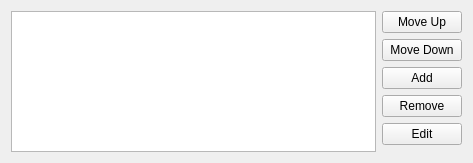
mathieujobin/kde-playground-artwork, file oxygen-transparent/decoration/config/ui/oxygenexceptionlistwidget.ui: the form before one commit.
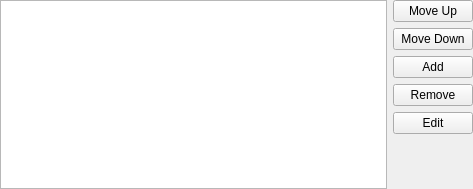
The form after the commit. Custom widgets are drawn as their Qt base class.

Commit message: - Added option to disable translucency in window's specific rules. (Usefull for e.g. gtk apps.) - Cleaned-up uis

Diff of the .ui file:
```diff
--- a/oxygen-transparent/decoration/config/ui/oxygenexceptionlistwidget.ui
+++ b/oxygen-transparent/decoration/config/ui/oxygenexceptionlistwidget.ui
@@ -7,7 +7,7 @@
     <x>0</x>
     <y>0</y>
     <width>473</width>
-    <height>163</height>
+    <height>189</height>
    </rect>
   </property>
   <property name="sizePolicy">
@@ -22,59 +22,70 @@
     <height>0</height>
    </size>
   </property>
-  <layout class="QGridLayout" name="gridLayout">
-   <item row="0" column="1">
+  <layout class="QHBoxLayout" name="horizontalLayout" stretch="1,0">
+   <property name="margin">
+    <number>0</number>
+   </property>
+   <item>
+    <widget class="QTreeView" name="exceptionListView">
+     <property name="sizePolicy">
+      <sizepolicy hsizetype="Expanding" vsizetype="Expanding">
+       <horstretch>0</horstretch>
+       <verstretch>0</verstretch>
+      </sizepolicy>
+     </property>
+     <property name="minimumSize">
+      <size>
+       <width>100</width>
+       <height>100</height>
+      </size>
+     </property>
+     <property name="rootIsDecorated">
+      <bool>false</bool>
+     </property>
+     <property name="allColumnsShowFocus">
+      <bool>true</bool>
+     </property>
+    </widget>
+   </item>
+   <item>
+    <layout class="QVBoxLayout" name="verticalLayout">
+     <item>
     <widget class="KPushButton" name="moveUpButton">
      <property name="text">
       <string>Move Up</string>
      </property>
     </widget>
    </item>
-   <item row="1" column="1">
+     <item>
     <widget class="KPushButton" name="moveDownButton">
      <property name="text">
       <string>Move Down</string>
      </property>
     </widget>
    </item>
-   <item row="2" column="1">
+     <item>
     <widget class="KPushButton" name="addButton">
      <property name="text">
       <string>Add</string>
      </property>
     </widget>
    </item>
-   <item row="3" column="1">
+     <item>
     <widget class="KPushButton" name="removeButton">
      <property name="text">
       <string>Remove</string>
      </property>
     </widget>
    </item>
-   <item row="4" column="1">
+     <item>
     <widget class="KPushButton" name="editButton">
      <property name="text">
       <string>Edit</string>
      </property>
     </widget>
    </item>
-   <item row="0" column="0" rowspan="6">
-    <widget class="QTreeView" name="exceptionListView">
-     <property name="sizePolicy">
-      <sizepolicy hsizetype="Expanding" vsizetype="Maximum">
-       <horstretch>0</horstretch>
-       <verstretch>0</verstretch>
-      </sizepolicy>
-     </property>
-     <property name="minimumSize">
-      <size>
-       <width>100</width>
-       <height>100</height>
-      </size>
-     </property>
-    </widget>
-   </item>
-   <item row="5" column="1">
+     <item>
     <spacer name="verticalSpacer">
      <property name="orientation">
       <enum>Qt::Vertical</enum>
@@ -86,6 +97,8 @@
       </size>
      </property>
     </spacer>
+     </item>
+    </layout>
    </item>
   </layout>
  </widget>
```
Lines whose indentation alone changed are shown as unchanged. The commit also changes 5 other files.
